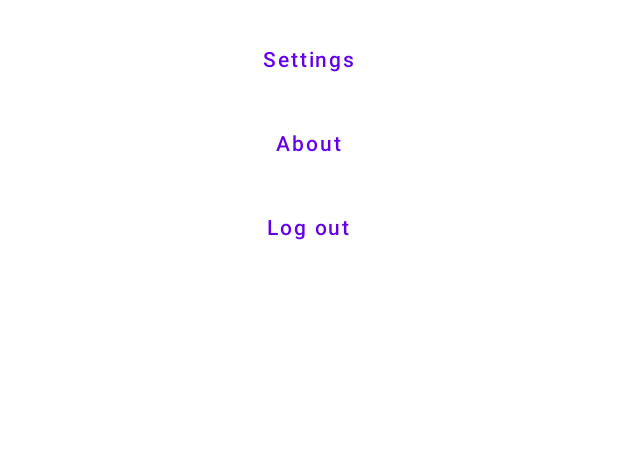
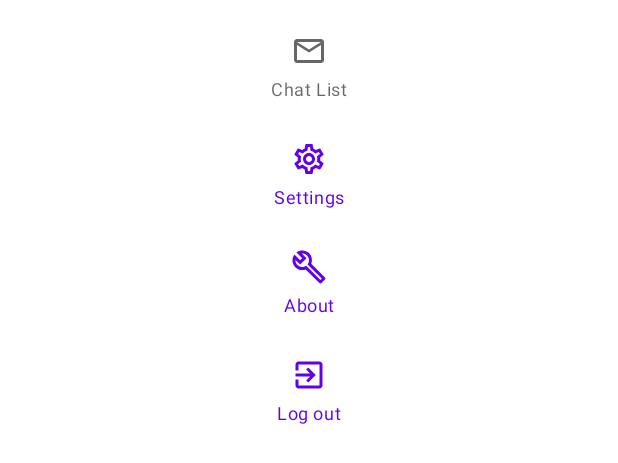
Before and after one commit to OTR/Kotlin-Telegram-Client, an Android app built with Jetpack Compose: the @Preview function SideDrawer, on a phone screen of 412 x 824 dp. Shown: the top 463 px of the screen. Run offline under Robolectric (Android 15) with nearby library versions, the phone set to English and light mode, and no system bars.

Commit message:
[WIP][FEAT] Add Side Drawer with Navigation Rail to Main Screen

```diff
--- a/app/src/main/java/com/github/otr/telegram/presentation/component/SideDrawer.kt
+++ b/app/src/main/java/com/github/otr/telegram/presentation/component/SideDrawer.kt
@@ -1,48 +1,58 @@
 package com.github.otr.telegram.presentation.component
 
+import android.widget.ToggleButton
 import androidx.compose.foundation.layout.Arrangement
 import androidx.compose.foundation.layout.Column
 import androidx.compose.foundation.layout.ColumnScope
 import androidx.compose.foundation.layout.Spacer
 import androidx.compose.foundation.layout.fillMaxSize
+import androidx.compose.foundation.layout.fillMaxWidth
 import androidx.compose.foundation.layout.height
 import androidx.compose.foundation.layout.padding
 import androidx.compose.material.Button
+import androidx.compose.material.Icon
+import androidx.compose.material.IconButton
+import androidx.compose.material.IconToggleButton
+import androidx.compose.material.NavigationRail
+import androidx.compose.material.NavigationRailItem
 import androidx.compose.material.Text
 import androidx.compose.material.TextButton
 import androidx.compose.runtime.Composable
 import androidx.compose.ui.Alignment
 import androidx.compose.ui.Modifier
 import androidx.compose.ui.res.stringResource
+import androidx.compose.ui.tooling.preview.Preview
 import androidx.compose.ui.unit.Dp
 import androidx.compose.ui.unit.dp
 import com.github.otr.telegram.R
+import com.github.otr.telegram.navigation.NavigationItem
+import kotlin.random.Random
 
 private val defaultPadding: Dp = 16.dp
 
 /**
  * Remember that content of the Composable below already renders inside a Column Scope
  */
+@Preview
 @Composable
 fun SideDrawer() {
-    Column(
-        horizontalAlignment = Alignment.CenterHorizontally,
-        verticalArrangement = Arrangement.spacedBy(8.dp),
-        modifier = Modifier
-            .fillMaxSize()
-            .padding(defaultPadding)
-    ) {
-        TextButton(onClick = { /*TODO*/ }) {
-            Text(text = stringResource(id = R.string.settings_label))
-        }
+    NavigationRail(
+        modifier = Modifier.fillMaxWidth()
+    ){
+        val items = listOf<NavigationItem>(
+            NavigationItem.ChatList,
+            NavigationItem.Settings,
+            NavigationItem.About,
+            NavigationItem.LogOut
+        )
 
-        TextButton(onClick = { /*TODO*/ }) {
-            Text(text = stringResource(id = R.string.about_label))
-        }
-
-        TextButton(onClick = { /*TODO*/ }) {
-            Text(text = stringResource(id = R.string.log_out_label))
+        items.forEach {
+            NavigationRailItem(
+                selected = Random.nextBoolean(),
+                onClick = { /*TODO*/ },
+                icon = { Icon(imageVector = it.icon, contentDescription = it.route) },
+                label = { Text(text = stringResource(id = it.stringResourceId)) }
+            )
         }
     }
-
 }
--- a/app/src/main/res/values/strings.xml
+++ b/app/src/main/res/values/strings.xml
@@ -2,6 +2,7 @@
     <string name="app_name">Kotlin Telegram Client</string>
     <string name="submit_button">Submit</string>
     <string name="phone_number_label">Phone Number</string>
+    <string name="chat_list_label">Chat List</string>
     <string name="log_out_label">Log out</string>
     <string name="settings_label">Settings</string>
     <string name="about_label">About</string>
```
Also changed, not shown: app/src/main/java/com/github/otr/telegram/navigation/NavigationItem.kt (added, +41 -0 lines), app/src/main/java/com/github/otr/telegram/presentation/activity/MainActivity.kt (+2 -7 lines), app/src/main/java/com/github/otr/telegram/presentation/screen/ChatListScreen.kt (+9 -10 lines), app/src/main/java/com/github/otr/telegram/presentation/screen/MainScreen.kt (added, +19 -0 lines).
